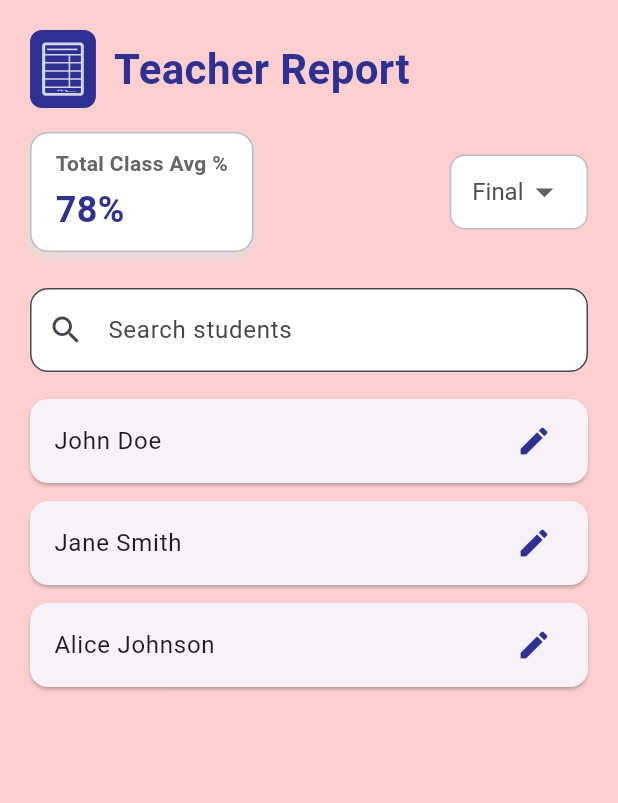
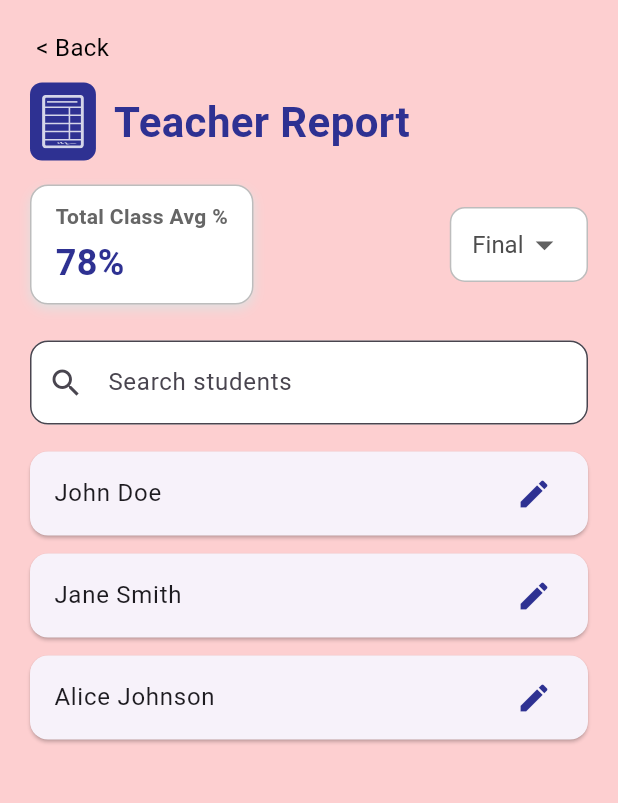
Before and after one commit to Sathiya-Developer007/EDLive-SchoolApp, a Flutter app: the TeacherReportPage screen opened directly, on a phone screen of 412 x 824 dp, the part 150-953 px from its top. Run offline on Flutter 3.47's test engine with Material 3 defaults, Android fonts, the light colour scheme and no system bars; our stand-ins replace flutter_svg, qr_flutter, shared_preferences; accounts and stored records are empty.

Commit message:
modified teacher report page

```diff
--- a/lib/screens/teachers/teacher_report_page.dart
+++ b/lib/screens/teachers/teacher_report_page.dart
@@ -75,6 +75,31 @@ class _TeacherReportPageState extends State<TeacherReportPage> {
   crossAxisAlignment: CrossAxisAlignment.start,
   children: [
     // Title row (icon + title)
+  // Back button + title row
+Column(
+  crossAxisAlignment: CrossAxisAlignment.start,
+  children: [
+    // Back Button Row
+    GestureDetector(
+      onTap: () => Navigator.pop(context),
+      child: Row(
+        children: const [
+          // Icon(Icons.arrow_back, color: Color(0xFF2E3192), size: 24),
+          SizedBox(width: 4),
+          Text(
+            "< Back",
+            style: TextStyle(
+              color: Colors.black,
+              fontSize: 16,
+              fontWeight: FontWeight.normal,
+            ),
+          ),
+        ],
+      ),
+    ),
+    const SizedBox(height: 12),
+
+    // Icon + Title Row
     Row(
       children: [
         Container(
@@ -100,7 +125,9 @@ class _TeacherReportPageState extends State<TeacherReportPage> {
         ),
       ],
     ),
-
+  ],
+)
+,
     const SizedBox(height: 16),
 
     // Bottom row with total class marks on left and term dropdown on right
```
